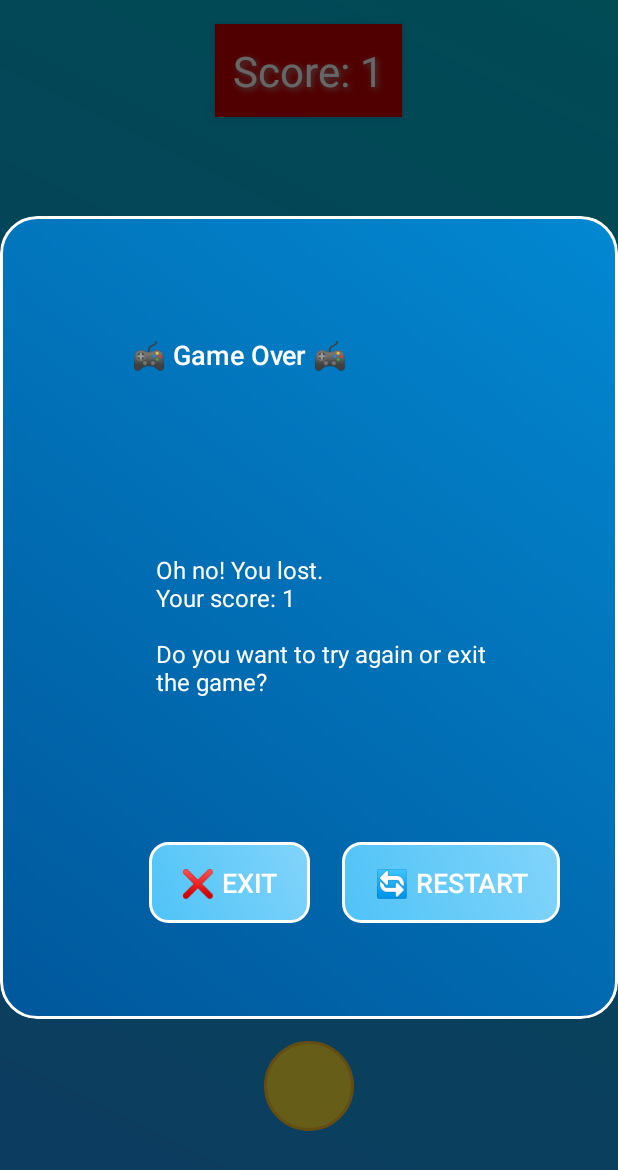
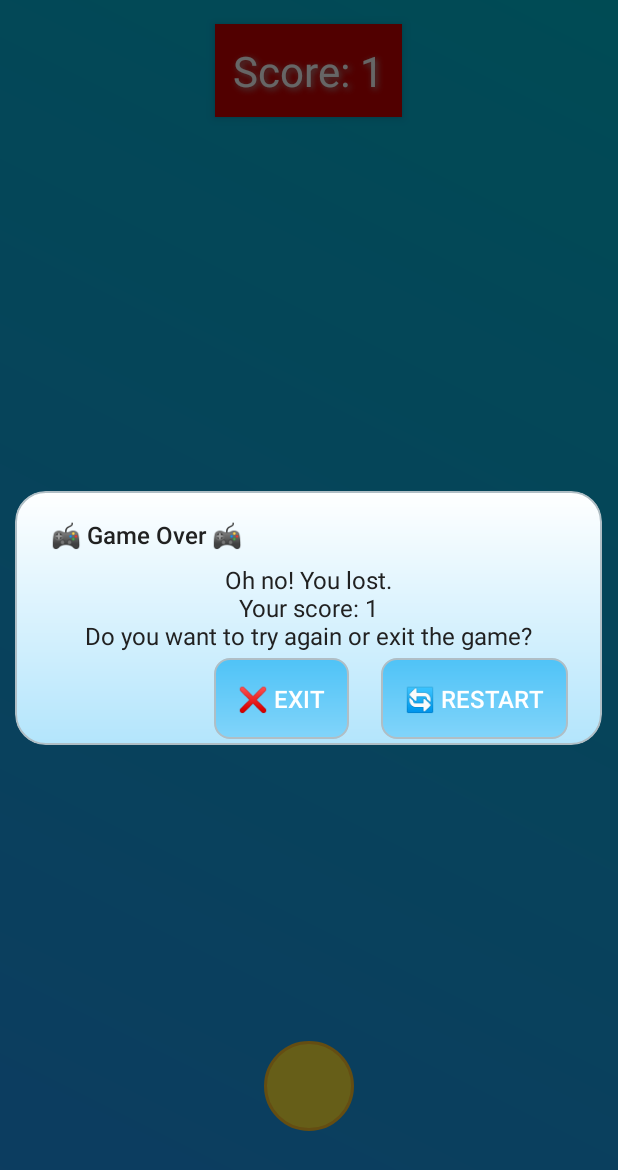
Before and after one commit to k-aghakhani/BallWallGame, an Android app: the screen it shows after launch (MainActivity), on a phone screen of 412 x 824 dp. Shown: the top 1170 px of the screen. Run offline under Robolectric (Android 15) with nearby library versions, the light colour scheme and no system bars.

Commit message:
Change the dialog background color

```diff
--- a/app/src/main/java/com/aghakhani/ballwallgame/MainActivity.java
+++ b/app/src/main/java/com/aghakhani/ballwallgame/MainActivity.java
@@ -136,7 +136,6 @@ public class MainActivity extends AppCompatActivity {
                     // Change score background to red
                     scoreText.setBackgroundColor(getResources().getColor(android.R.color.holo_red_dark));
                     scoreText.setTextColor(getResources().getColor(android.R.color.white));
-
                     vibrateEffect(ball); // Apply vibration effect to the ball
                     playSound(R.raw.game_over_sound); // Play game over sound
                 } else if (!gameOver) {
@@ -196,7 +195,7 @@ public class MainActivity extends AppCompatActivity {
     private void showGameOverDialog() {
         AlertDialog.Builder builder = new AlertDialog.Builder(this, R.style.CustomDialogTheme);
         builder.setTitle("🎮 Game Over 🎮")
-                .setMessage("Oh no! You lost. \nYour score: " + score + "\n\nDo you want to try again or exit the game?")
+                .setMessage("Oh no! You lost.\nYour score: " + score + "\nDo you want to try again or exit the game?")
                 .setCancelable(false)
                 .setPositiveButton("🔄 Restart", new DialogInterface.OnClickListener() {
                     @Override
@@ -222,27 +221,30 @@ public class MainActivity extends AppCompatActivity {
         Button positiveButton = dialog.getButton(AlertDialog.BUTTON_POSITIVE);
         Button negativeButton = dialog.getButton(AlertDialog.BUTTON_NEGATIVE);
 
-        if (positiveButton != null) {
+        if (positiveButton != null && negativeButton != null) {
+            // Set button backgrounds and text colors
             positiveButton.setBackgroundResource(R.drawable.button_background);
+            negativeButton.setBackgroundResource(R.drawable.button_background);
             positiveButton.setTextColor(Color.WHITE);
-            positiveButton.setPadding(32, 16, 32, 16);
-        }
+            negativeButton.setTextColor(Color.WHITE);
+            positiveButton.setPadding(24, 12, 24, 12);
+            negativeButton.setPadding(24, 12, 24, 12);
 
-        if (negativeButton != null) {
-            negativeButton.setBackgroundResource(R.drawable.button_background);
-            negativeButton.setTextColor(Color.WHITE);
-            negativeButton.setPadding(32, 16, 32, 16);
-        }
-
-        // Adjust spacing between buttons
-        if (positiveButton != null && negativeButton != null) {
+            // Adjust spacing between buttons
             LinearLayout.LayoutParams params = new LinearLayout.LayoutParams(
                     LinearLayout.LayoutParams.WRAP_CONTENT,
                     LinearLayout.LayoutParams.WRAP_CONTENT
             );
-            params.setMargins(16, 0, 16, 0);
+            params.setMargins(16, 0, 16, 0); // Horizontal margin between buttons
             positiveButton.setLayoutParams(params);
             negativeButton.setLayoutParams(params);
+        }
+
+        // Center the message text
+        TextView messageText = (TextView) dialog.findViewById(android.R.id.message);
+        if (messageText != null) {
+            messageText.setTextSize(16);
+            messageText.setGravity(android.view.Gravity.CENTER);
         }
     }
 
--- a/app/src/main/res/drawable/button_background.xml
+++ b/app/src/main/res/drawable/button_background.xml
@@ -1,11 +1,11 @@
 <?xml version="1.0" encoding="utf-8"?>
 <shape xmlns:android="http://schemas.android.com/apk/res/android">
     <gradient
-        android:startColor="#4FC3F7"
-    android:endColor="#81D4FA"
-    android:angle="45" />
-    <corners android:radius="12dp" />
+        android:startColor="#81D4FA"
+    android:endColor="#4FC3F7"
+    android:angle="90" />
+    <corners android:radius="10dp" />
     <stroke
-        android:width="2dp"
-        android:color="#FFFFFF" />
+        android:width="1dp"
+        android:color="#B0BEC5" />
 </shape>
--- a/app/src/main/res/drawable/dialog_background.xml
+++ b/app/src/main/res/drawable/dialog_background.xml
@@ -1,11 +1,11 @@
 <?xml version="1.0" encoding="utf-8"?>
 <shape xmlns:android="http://schemas.android.com/apk/res/android">
     <gradient
-        android:startColor="#01579B"
-    android:endColor="#0288D1"
-    android:angle="45" />
-    <corners android:radius="24dp" />
+        android:startColor="#B3E5FC"
+    android:endColor="#FFFFFF"
+    android:angle="90" />
+    <corners android:radius="20dp" />
     <stroke
-        android:width="2dp"
-        android:color="#FFFFFF" />
+        android:width="1dp"
+        android:color="#B0BEC5" />
 </shape>
--- a/app/src/main/res/values/styles.xml
+++ b/app/src/main/res/values/styles.xml
@@ -1,18 +1,10 @@
 <?xml version="1.0" encoding="utf-8"?>
 <resources>
-    <style name="CustomDialogTheme" parent="Theme.AppCompat.Dialog.Alert">
+
+    <style name="CustomDialogTheme" parent="Theme.AppCompat.Light.Dialog.Alert">
         <item name="android:windowBackground">@drawable/dialog_background</item>
-        <item name="android:textColor">#FFFFFF</item>
-        <item name="android:textSize">18sp</item>
-        <item name="android:padding">16dp</item>
-        <item name="buttonBarPositiveButtonStyle">@style/CustomButtonStyle</item>
-        <item name="buttonBarNegativeButtonStyle">@style/CustomButtonStyle</item>
-    </style>
-
-    <style name="CustomButtonStyle" parent="Widget.AppCompat.Button.ButtonBar.AlertDialog">
-        <item name="android:textColor">#FFFFFF</item>
-        <item name="android:background">@drawable/button_background</item>
-        <item name="android:padding">12dp</item>
-        <item name="android:layout_margin">8dp</item> <!-- فاصله بین دکمه‌ها -->
+        <item name="android:textColorPrimary">#212121</item>
+        <item name="android:textColorSecondary">#424242</item>
+        <item name="android:textSize">16sp</item>
     </style>
 </resources>
```
